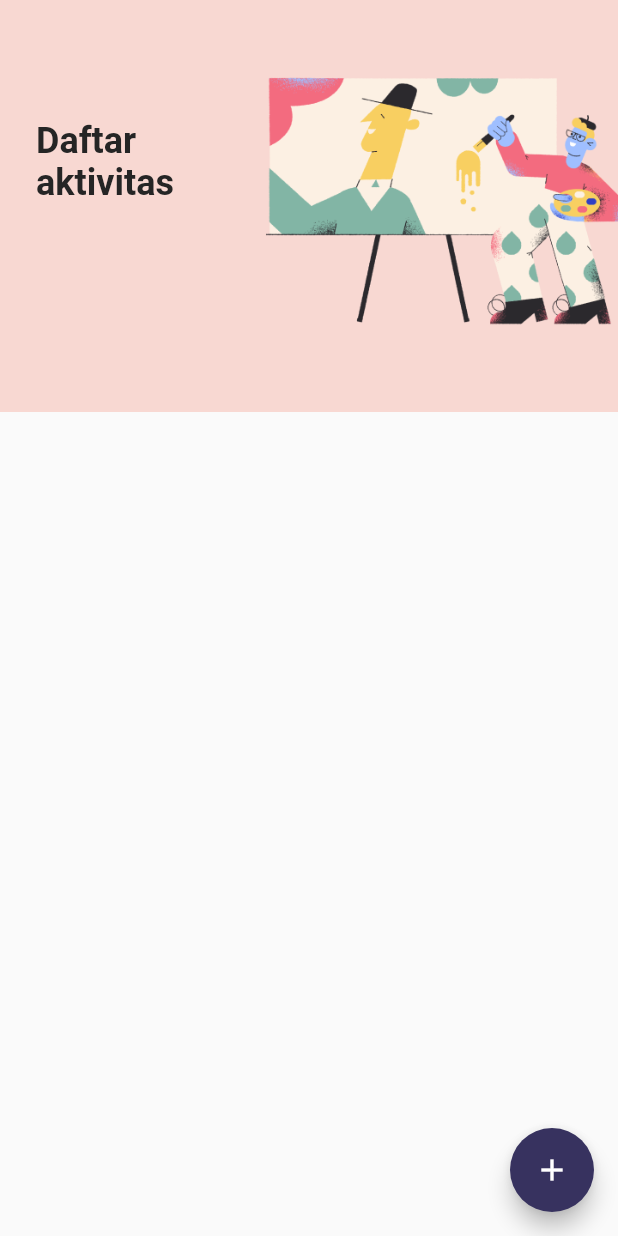
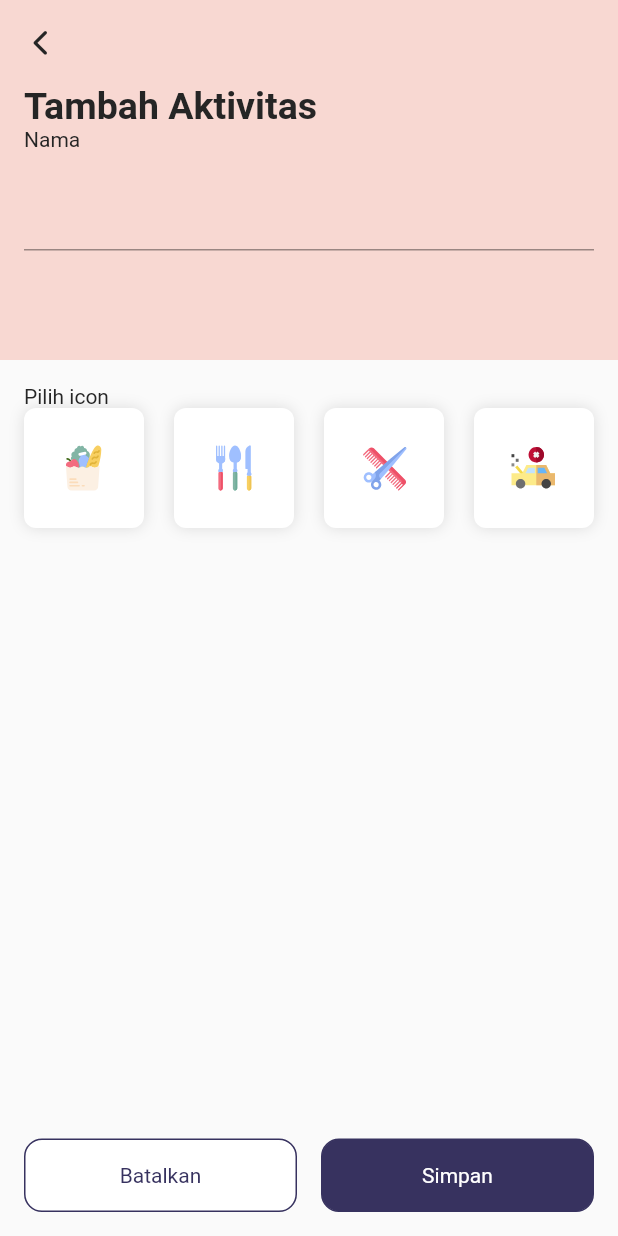
Before and after one commit to jordanmaulana/lalian, a Flutter app: the SettingView screen opened directly, after a tap on the "add" icon, on a phone screen of 412 x 824 dp. Run offline on Flutter 3.47's test engine with Material 2 defaults, Android fonts, the light colour scheme and no system bars; our stand-ins replace flutter_svg, font_awesome_flutter, get, google_fonts, package_info_plus; missing offline and left inert: dart:ffi; Roboto replaces fonts that are missing (Hind).

Commit message:
layout add master

```diff
--- /dev/null
+++ b/lib/apps/setting/views/add_master_view.dart
@@ -0,0 +1,102 @@
+import 'package:flutter/material.dart';
+import 'package:flutter_svg/flutter_svg.dart';
+import 'package:font_awesome_flutter/font_awesome_flutter.dart';
+import 'package:get/get.dart';
+import 'package:lalian/core/utils/colors.dart';
+import 'package:lalian/core/widgets/buttons.dart';
+import 'package:lalian/core/widgets/inputs.dart';
+import 'package:lalian/core/widgets/styles.dart';
+import 'package:lalian/core/widgets/texts.dart';
+import 'package:lalian/widgets/appbars.dart';
+import 'package:lalian/widgets/icons.dart';
+
+class AddMasterView extends StatelessWidget {
+  const AddMasterView({super.key});
+
+  @override
+  Widget build(BuildContext context) {
+    return Scaffold(
+      body: Column(
+        crossAxisAlignment: CrossAxisAlignment.start,
+        children: [
+          Container(
+            width: double.infinity,
+            height: 240.0,
+            color: VColor.header,
+            child: Column(
+              crossAxisAlignment: CrossAxisAlignment.start,
+              children: [
+                const TransparentAppBar(),
+                Padding(
+                  padding: const EdgeInsets.symmetric(horizontal: 16.0),
+                  child: Column(
+                    crossAxisAlignment: CrossAxisAlignment.start,
+                    children: [
+                      const VText(
+                        'Tambah Aktivitas',
+                        fontSize: 25.0,
+                        fontWeight: FontWeight.w600,
+                      ),
+                      const VText('Nama'),
+                      const VFormInput(
+                        hint: 'Olah Raga',
+                        textCapitalization: TextCapitalization.words,
+                      ),
+                    ],
+                  ),
+                ),
+              ],
+            ),
+          ),
+          Expanded(
+            child: Padding(
+              padding: const EdgeInsets.all(16.0),
+              child: Column(
+                crossAxisAlignment: CrossAxisAlignment.start,
+                children: [
+                  const VText('Pilih icon'),
+                  Expanded(
+                    child: GridView.builder(
+                      gridDelegate:
+                          const SliverGridDelegateWithFixedCrossAxisCount(
+                        childAspectRatio: 1.0,
+                        crossAxisSpacing: 20,
+                        mainAxisSpacing: 20,
+                        crossAxisCount: 4,
+                      ),
+                      itemCount: lalianIcons.length,
+                      itemBuilder: (BuildContext ctx, index) {
+                        return Container(
+                          decoration: VStyle.boxShadow(),
+                          padding: const EdgeInsets.all(24.0),
+                          child: SvgPicture.asset(lalianIcons[index]),
+                        );
+                      },
+                    ),
+                  ),
+                  Row(
+                    children: [
+                      Expanded(
+                        child: SecondaryButton(
+                          label: 'Batalkan',
+                          onTap: () {},
+                        ),
+                      ),
+                      const SizedBox(width: 16.0),
+                      Expanded(
+                        child: PrimaryButton(
+                          label: 'Simpan',
+                          onTap: () {},
+                        ),
+                      ),
+                    ],
+                  ),
+                ],
+              ),
+            ),
+          ),
+        ],
+      ),
+    );
+  }
+}
--- a/lib/apps/setting/views/setting_view.dart
+++ b/lib/apps/setting/views/setting_view.dart
@@ -1,7 +1,9 @@
 import 'dart:ffi';
 
 import 'package:flutter/material.dart';
+import 'package:get/get.dart';
 import 'package:lalian/core/utils/colors.dart';
+import 'package:lalian/routes.dart';
 
 import '../../../core/widgets/texts.dart';
 
@@ -12,7 +14,7 @@ class SettingView extends StatelessWidget {
   Widget build(BuildContext context) {
     return Scaffold(
       floatingActionButton: FloatingActionButton(
-        onPressed: () {},
+        onPressed: () => Get.toNamed(Routes.addMaster),
         backgroundColor: VColor.primaryButton,
         child: const Icon(Icons.add),
       ),
--- a/lib/core/utils/colors.dart
+++ b/lib/core/utils/colors.dart
@@ -21,7 +21,7 @@ class VColor {
   static const Color hint = Color(0x55252525);
 
   // custom color
-  static const Color orange = Colors.orange;
+  static const Color header = Color(0xffF8D8D2);
 
   static LinearGradient cardShadow() {
     return const LinearGradient(
--- a/lib/core/widgets/buttons.dart
+++ b/lib/core/widgets/buttons.dart
@@ -34,7 +34,7 @@ class VButton extends StatelessWidget {
         height: height ?? 49.0,
         padding: const EdgeInsets.symmetric(horizontal: 8.0),
         decoration: BoxDecoration(
-          borderRadius: const BorderRadius.all(Radius.circular(25)),
+          borderRadius: const BorderRadius.all(Radius.circular(12.0)),
           border: Border.all(color: enabled ? outlineColor : boxColor),
           color: enabled ? boxColor : VColor.searchText,
         ),
@@ -49,13 +49,13 @@ class VButton extends StatelessWidget {
   }
 }
 
-class GreenButton extends StatelessWidget {
+class PrimaryButton extends StatelessWidget {
   final String label;
   final Function() onTap;
   final bool enabled;
   final double? width;
 
-  const GreenButton({
+  const PrimaryButton({
     Key? key,
     required this.label,
     required this.onTap,
@@ -77,3 +77,33 @@ class GreenButton extends StatelessWidget {
     );
   }
 }
+
+class SecondaryButton extends StatelessWidget {
+  final String label;
+  final Function() onTap;
+  final bool enabled;
+  final double? width;
+
+  const SecondaryButton({
+    super.key,
+    required this.label,
+    required this.onTap,
+    this.enabled = true,
+    this.width,
+  });
+
+  @override
+  Widget build(BuildContext context) {
+    return VButton(
+      label,
+      width: width,
+      textColor: VColor.primaryButton,
+      boxColor: enabled ? VColor.white : VColor.searchText,
+      outlineColor: enabled ? VColor.primaryButton : VColor.searchText,
+      onTap: () {
+        if (enabled) onTap();
+      },
+      enabled: enabled,
+    );
+  }
+}
--- a/lib/core/widgets/inputs.dart
+++ b/lib/core/widgets/inputs.dart
@@ -34,7 +34,7 @@ class VFormInput extends StatelessWidget {
     this.suffixIcon,
     this.validator,
     this.onSaved,
-    this.fillColor = VColor.white,
+    this.fillColor,
     this.controller,
     this.enabled = true,
     this.onChanged,
@@ -60,7 +60,7 @@ class VFormInput extends StatelessWidget {
           maxLength: maxLength,
           autofocus: autoFocus,
           onTap: onTap,
-          style: GoogleFonts.openSans(),
+          style: GoogleFonts.hind(fontSize: 20.0),
           enabled: enabled,
           controller: controller,
           obscureText: obscure,
@@ -77,28 +77,11 @@ class VFormInput extends StatelessWidget {
             hintText: hint,
             fillColor: fillColor,
             filled: fillColor != null,
-            hintStyle: GoogleFonts.openSans(),
-            focusedBorder: _border(color: VColor.primaryButton, radius: radius),
-            enabledBorder:
-                _border(color: borderColor ?? VColor.border, radius: radius),
-            errorBorder: _border(color: Colors.red, radius: radius),
-            disabledBorder: _border(color: VColor.border, radius: radius),
-            focusedErrorBorder:
-                _border(color: VColor.primaryButton, radius: radius),
-            counterStyle: GoogleFonts.inter(
-              color: VColor.hint,
-              fontSize: 14.0,
-            ),
+            focusColor: VColor.primaryButton,
+            hintStyle: GoogleFonts.hind(fontSize: 20.0),
           ),
         ),
       ],
-    );
-  }
-
-  _border({required Color color, required double radius}) {
-    return OutlineInputBorder(
-      borderSide: BorderSide(color: color),
-      borderRadius: BorderRadius.all(Radius.circular(radius)),
     );
   }
 }
--- a/lib/main.dart
+++ b/lib/main.dart
@@ -1,5 +1,9 @@
 import 'package:flutter/material.dart';
+import 'package:get/get.dart';
 import 'package:lalian/apps/main_nav/views/main_nav_view.dart';
+import 'package:lalian/apps/setting/views/add_master_view.dart';
+
+import 'routes.dart';
 
 void main() {
   runApp(const MyApp());
@@ -11,21 +15,22 @@ class MyApp extends StatelessWidget {
   // This widget is the root of your application.
   @override
   Widget build(BuildContext context) {
-    return MaterialApp(
-      title: 'Flutter Demo',
+    return GetMaterialApp(
+      title: 'Lalian',
       theme: ThemeData(
-        // This is the theme of your application.
-        //
-        // Try running your application with "flutter run". You'll see the
-        // application has a blue toolbar. Then, without quitting the app, try
-        // changing the primarySwatch below to Colors.green and then invoke
-        // "hot reload" (press "r" in the console where you ran "flutter run",
-        // or simply save your changes to "hot reload" in a Flutter IDE).
-        // Notice that the counter didn't reset back to zero; the application
-        // is not restarted.
         primarySwatch: Colors.blue,
       ),
       home: const MainNavView(),
+      getPages: [
+        GetPage(
+          name: Routes.main,
+          page: () => const MainNavView(),
+        ),
+        GetPage(
+          name: Routes.addMaster,
+          page: () => const AddMasterView(),
+        ),
+      ],
     );
   }
 }
--- /dev/null
+++ b/lib/routes.dart
@@ -0,0 +1,7 @@
+class Routes {
+  Routes._();
+
+  static const main = '/';
+
+  static const addMaster = '/addMaster';
+}
--- /dev/null
+++ b/lib/widgets/appbars.dart
@@ -0,0 +1,25 @@
+import 'package:flutter/material.dart';
+import 'package:font_awesome_flutter/font_awesome_flutter.dart';
+import 'package:get/get.dart';
+
+import '../core/utils/colors.dart';
+
+class TransparentAppBar extends StatelessWidget {
+  const TransparentAppBar({super.key});
+
+  @override
+  Widget build(BuildContext context) {
+    return AppBar(
+      backgroundColor: Colors.transparent,
+      elevation: 0.0,
+      leading: IconButton(
+        icon: const FaIcon(
+          FontAwesomeIcons.chevronLeft,
+          color: VColor.dark,
+          size: 18.0,
+        ),
+        onPressed: () => Get.back(),
+      ),
+    );
+  }
+}
--- /dev/null
+++ b/lib/widgets/icons.dart
@@ -0,0 +1,6 @@
+const List<String> lalianIcons = [
+  'assets/icons/belanja.svg',
+  'assets/icons/makan.svg',
+  'assets/icons/pangkas_rambut.svg',
+  'assets/icons/service_mobil.svg',
+];
--- a/pubspec.yaml
+++ b/pubspec.yaml
@@ -73,6 +73,7 @@ flutter:
   assets:
     - assets/main_nav/
     - assets/images/
+    - assets/icons/
 
   # An image asset can refer to one or more resolution-specific "variants", see
   # https://flutter.dev/assets-and-images/#resolution-aware
```
Also changed, not shown: assets/icons/belanja.svg (added), assets/icons/makan.svg (added), assets/icons/pangkas_rambut.svg (added), assets/icons/service_mobil.svg (added).
